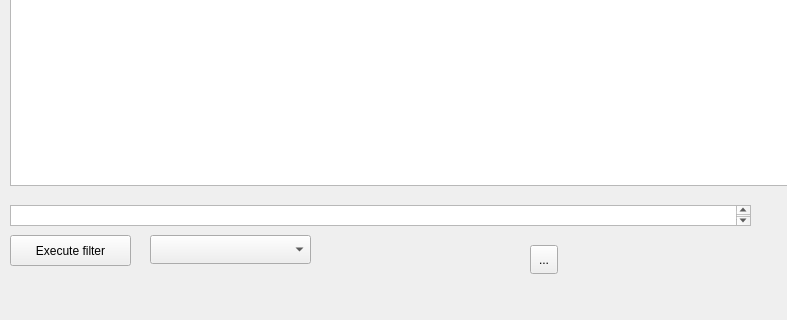
Cybran111/DBManager, file mainwindow.ui: the form before one commit; both pictures show x 0 to 787 and y 232 to 552 of the 973 by 552 pixel window.
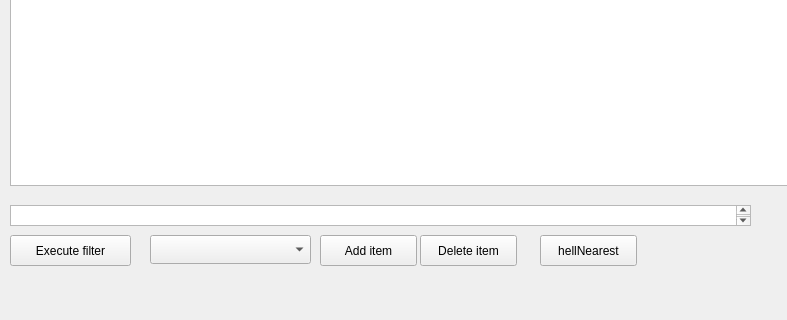
The form after the commit.

Diff of the .ui file:
```diff
--- a/mainwindow.ui
+++ b/mainwindow.ui
@@ -102,17 +102,43 @@
      <bool>false</bool>
     </property>
    </widget>
-   <widget class="QToolButton" name="toolButton">
+   <widget class="QPushButton" name="addItem">
     <property name="geometry">
      <rect>
-      <x>530</x>
-      <y>460</y>
-      <width>28</width>
-      <height>29</height>
+      <x>320</x>
+      <y>450</y>
+      <width>97</width>
+      <height>31</height>
      </rect>
     </property>
     <property name="text">
-     <string>...</string>
+     <string>Add item</string>
+    </property>
+   </widget>
+   <widget class="QPushButton" name="deleteItem">
+    <property name="geometry">
+     <rect>
+      <x>420</x>
+      <y>450</y>
+      <width>97</width>
+      <height>31</height>
+     </rect>
+    </property>
+    <property name="text">
+     <string>Delete item</string>
+    </property>
+   </widget>
+   <widget class="QPushButton" name="pushButton">
+    <property name="geometry">
+     <rect>
+      <x>540</x>
+      <y>450</y>
+      <width>97</width>
+      <height>31</height>
+     </rect>
+    </property>
+    <property name="text">
+     <string>hellNearest</string>
     </property>
    </widget>
   </widget>
```
Left out of the diff: 69 changed lines with no effect on the pictures.
